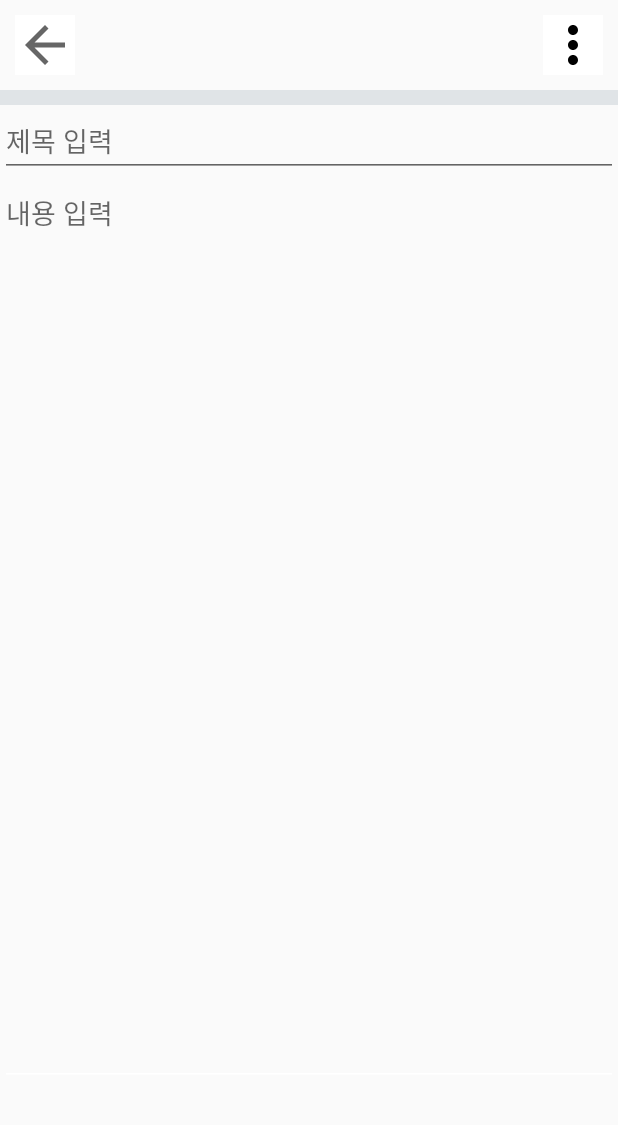
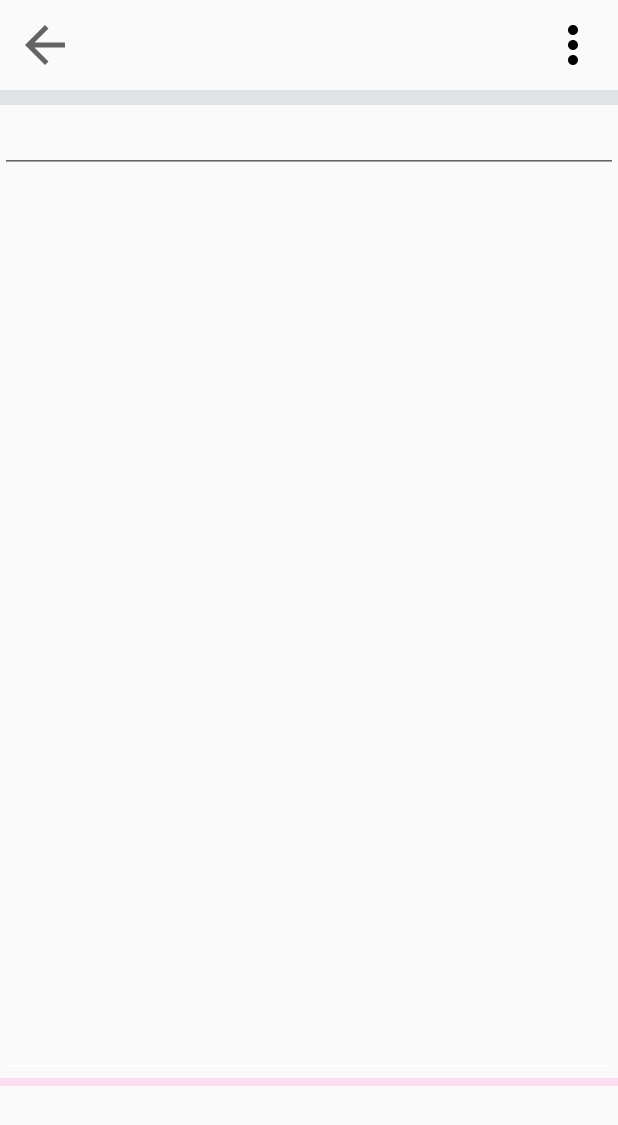
Before and after one commit to rotmdwo/Notepad, an Android app: the ViewFragment screen opened directly, with no data from a screen before it, on a phone screen of 412 x 824 dp. Shown: the top 1125 px of the screen. Run offline under Robolectric (Android 15) with nearby library versions, the phone set to English and light mode, and no system bars; pictures from the network do not load.

Commit message:
UI 변경

```diff
--- a/app/src/main/java/org/techtown/notepad/new_memo/NewMemoFragment.java
+++ b/app/src/main/java/org/techtown/notepad/new_memo/NewMemoFragment.java
@@ -217,17 +217,19 @@ public class NewMemoFragment extends Fragment {
         }
 
         if((requestCode == 101 || requestCode == 103) && resultCode == RESULT_OK){  // 사진첨부와 사진찍기의 공통된 처리부분
+            // 사진이 돌아갔는지 확인하기 위해 사진의 정보 가져옴.
             try{
                 exif = new ExifInterface(imagePath);
             } catch(IOException e){
                 e.printStackTrace();
             }
 
-            // 사진이 회전 되어있다면 정방향으로 돌리고, 사진을 String 형태로 전환
+            // 사진이 회전 되어있다면 정방향으로 돌림
             int orientation = exif.getAttributeInt(ExifInterface.TAG_ORIENTATION,1);
             image = BitmapFactory.decodeFile(imagePath);
             image = rotate(image, exifOrientationToDegrees(orientation));
 
+            // 사진을 String 형태로 전환
             ByteArrayOutputStream bytes = new ByteArrayOutputStream();
             image.compress(Bitmap.CompressFormat.JPEG, 100, bytes);
             byte[] byteArray = bytes.toByteArray();
--- a/app/src/main/res/layout/activity_main.xml
+++ b/app/src/main/res/layout/activity_main.xml
@@ -20,7 +20,7 @@
             app:layout_constraintEnd_toEndOf="parent"
             app:layout_constraintTop_toTopOf="parent"
             app:srcCompat="@android:drawable/ic_menu_edit"
-            android:background="#FFFFFF"/>
+            android:background="?attr/selectableItemBackground"/>
     </androidx.constraintlayout.widget.ConstraintLayout>
 
     <TextView
@@ -28,7 +28,7 @@
         android:layout_width="match_parent"
         android:layout_height="10dp"
         android:layout_marginTop="10dp"
-        android:background="#88CBD3D8"/>
+        android:background="#88FFC7E9" />
 
     <androidx.recyclerview.widget.RecyclerView
         android:id="@+id/recyclerView"
--- a/app/src/main/res/layout/fragment_modify_box.xml
+++ b/app/src/main/res/layout/fragment_modify_box.xml
@@ -21,8 +21,8 @@
             android:id="@+id/modify"
             android:layout_width="wrap_content"
             android:layout_height="wrap_content"
-            android:layout_marginTop="40dp"
-            android:layout_marginRight="40dp"
+            android:layout_marginTop="10dp"
+            android:layout_marginRight="10dp"
             android:background="#FFFFFF"
             android:text="수정"
 
@@ -33,7 +33,7 @@
             android:id="@+id/delete"
             android:layout_width="wrap_content"
             android:layout_height="wrap_content"
-            android:layout_marginRight="40dp"
+            android:layout_marginRight="10dp"
             android:background="#FFFFFF"
             android:text="삭제"
             app:layout_constraintEnd_toEndOf="parent"
--- a/app/src/main/res/layout/fragment_new_memo.xml
+++ b/app/src/main/res/layout/fragment_new_memo.xml
@@ -21,7 +21,7 @@
                 android:layout_width="40dp"
                 android:layout_height="40dp"
                 android:layout_margin="10dp"
-                android:background="#FFFFFF"
+                android:background="?attr/selectableItemBackground"
                 android:scaleType="fitXY"
                 app:layout_constraintStart_toStartOf="parent"
                 app:layout_constraintTop_toTopOf="parent"
@@ -32,7 +32,7 @@
                 android:layout_width="40dp"
                 android:layout_height="40dp"
                 android:layout_margin="10dp"
-                android:background="#FFFFFF"
+                android:background="?attr/selectableItemBackground"
                 android:scaleType="fitXY"
                 app:layout_constraintEnd_toEndOf="parent"
                 app:layout_constraintTop_toTopOf="parent"
--- a/app/src/main/res/layout/fragment_view.xml
+++ b/app/src/main/res/layout/fragment_view.xml
@@ -21,7 +21,7 @@
                 android:layout_width="40dp"
                 android:layout_height="40dp"
                 android:layout_margin="10dp"
-                android:background="#FFFFFF"
+                android:background="?attr/selectableItemBackground"
                 android:scaleType="fitXY"
                 app:layout_constraintStart_toStartOf="parent"
                 app:layout_constraintTop_toTopOf="parent"
@@ -32,7 +32,7 @@
                 android:layout_width="40dp"
                 android:layout_height="40dp"
                 android:layout_margin="10dp"
-                android:background="#FFFFFF"
+                android:background="?attr/selectableItemBackground"
                 android:scaleType="fitXY"
                 app:layout_constraintEnd_toEndOf="parent"
                 app:layout_constraintTop_toTopOf="parent"
@@ -51,7 +51,6 @@
             android:layout_width="match_parent"
             android:layout_height="wrap_content"
             android:ems="10"
-            android:hint="제목 입력"
             android:inputType="text"
             android:focusable="false"
             android:clickable="false"
@@ -71,12 +70,21 @@
                 android:ems="10"
                 android:focusable="false"
                 android:gravity="top"
-                android:hint="내용 입력"
-                android:layout_marginBottom="100dp"
+                android:layout_marginBottom="105dp"
                 android:inputType="textMultiLine"
                 app:layout_constraintEnd_toEndOf="parent"
                 app:layout_constraintStart_toStartOf="parent"
                 app:layout_constraintTop_toTopOf="parent" />
+
+            <TextView
+                android:id="@+id/textView3"
+                android:layout_width="match_parent"
+                android:layout_height="5dp"
+                android:background="#88FFC7E9"
+                app:layout_constraintBottom_toBottomOf="parent"
+                app:layout_constraintEnd_toEndOf="parent"
+                app:layout_constraintStart_toStartOf="parent"
+                android:layout_marginBottom="100dp"/>
 
             <HorizontalScrollView
                 android:id="@+id/scrollView"
```
